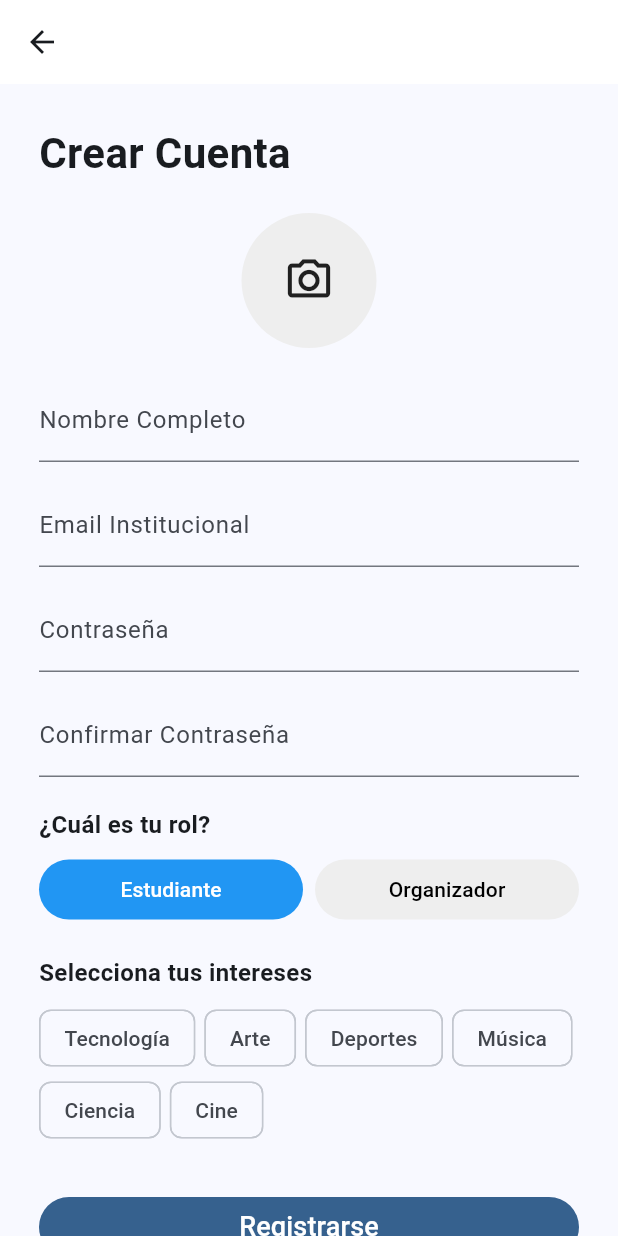
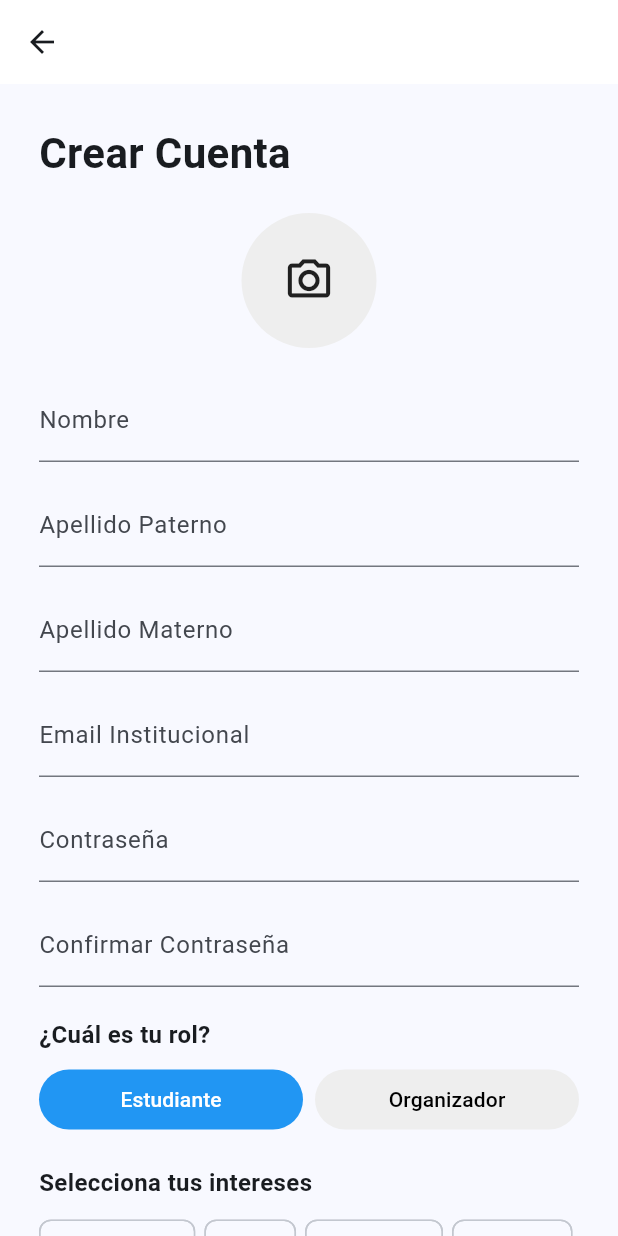
Before and after one commit to mxag11z/appmoviles, a Flutter app: the RegisterScreen screen opened by its route, on a phone screen of 412 x 824 dp. Run offline on Flutter 3.47's test engine with Material 3 defaults, Android fonts, the phone set to English and light mode, and no system bars; our stand-ins replace flutter_dotenv, flutter_riverpod, go_router, image_picker, supabase_flutter; accounts and stored records are empty; network calls fail.

Commit message:
Image picker implemented, modelos de datos agregados, servicio de register en auth y storage subir imagenes agregados

```diff
--- /dev/null
+++ b/appmoviles/lib/core/widgets/profile_image_picker.dart
@@ -0,0 +1,42 @@
+import 'dart:io';
+import 'package:flutter/material.dart';
+
+
+
+// Widget para seleccionar la imagen
+class ProfileImagePicker extends StatelessWidget {
+  final File? imageFile;
+  final VoidCallback onPickImage;
+  final double size;
+
+  const ProfileImagePicker({
+    super.key,
+    required this.imageFile,
+    required this.onPickImage,
+    this.size = 90,
+  });
+
+  @override
+  Widget build(BuildContext context) {
+    return GestureDetector(
+      onTap: onPickImage,
+      child: Container(
+        height: size,
+        width: size,
+        decoration: BoxDecoration(
+          borderRadius: BorderRadius.circular(size / 2),
+          color: Colors.grey.shade200,
+          image: imageFile != null
+              ? DecorationImage(
+                  image: FileImage(imageFile!),
+                  fit: BoxFit.cover,
+                )
+              : null,
+        ),
+        child: imageFile == null
+            ? const Icon(Icons.camera_alt_outlined, size: 34)
+            : null,
+      ),
+    );
+  }
+}
--- /dev/null
+++ b/appmoviles/lib/data/models/usuario_model.dart
@@ -0,0 +1,49 @@
+class Usuario {
+  final String idUsuario;
+  final String nombre;
+  final String apellidoPaterno;
+  final String apellidoMaterno;
+  final String email;
+  final int rol;
+  final List<String> intereses;
+  final String? foto;
+
+  Usuario({
+    required this.idUsuario,
+    required this.nombre,
+    required this.apellidoPaterno,
+    required this.apellidoMaterno,
+    required this.email,
+    required this.rol,
+    required this.intereses,
+    this.foto,
+  });
+
+  /// map---> modelo
+  factory Usuario.fromMap(Map<String, dynamic> map) {
+    return Usuario(
+      idUsuario: map['id_usuario'],
+      nombre: map['nombre'],
+      apellidoPaterno: map['apellidoPaterno'],
+      apellidoMaterno: map['apellidoMaterno'],
+      email: map['email'],
+      rol: map['rolFK'],
+      intereses: List<String>.from(map['intereses'] ?? []),
+      foto: map['foto'],
+    );
+  }
+
+  /// modelo ---> mapa (para inserts o updates)
+  Map<String, dynamic> toMap() {
+    return {
+      'id_usuario': idUsuario,
+      'nombre': nombre,
+      'apellidoPaterno':apellidoPaterno,
+      'apellidoMaterno':apellidoMaterno,
+      'email': email,
+      'rolFK': rol,
+      'intereses': intereses,
+      'foto': foto,
+    };
+  }
+}
--- a/appmoviles/lib/features/auth/screens/register.dart
+++ b/appmoviles/lib/features/auth/screens/register.dart
@@ -1,5 +1,10 @@
 import 'package:flutter/material.dart';
 import 'package:go_router/go_router.dart';
+import 'package:appmoviles/services/auth_service.dart';
+import 'package:appmoviles/services/storage_service.dart';
+import 'package:appmoviles/services/user_service.dart';
+import 'package:appmoviles/core/widgets/profile_image_picker.dart';
+import 'dart:io';
 
 class RegisterScreen extends StatefulWidget {
   const RegisterScreen({super.key});
@@ -10,17 +15,28 @@ class RegisterScreen extends StatefulWidget {
 
 class _RegisterScreenState extends State<RegisterScreen> {
   final nameCtrl = TextEditingController();
+  final apellidoPaternoCtrl = TextEditingController();
+  final apellidoMaternoCtrl = TextEditingController();
   final emailCtrl = TextEditingController();
   final passCtrl = TextEditingController();
   final confirmCtrl = TextEditingController();
 
-  String selectedRole = "estudiante";
+  File? selectedImage;
+  final storageService = StorageService();
+  final userService = UserService();
+  final authService = AuthService();
+
+  int selectedRole = 1;
   List<String> selectedInterests = [];
   final ipnRegex = RegExp(r'^[a-zA-Z0-9._%+-]+@alumno\.ipn\.mx$');
 
   List<String> intereses = [
-    "Tecnología", "Arte", "Deportes",
-    "Música", "Ciencia", "Cine"
+    "Tecnología",
+    "Arte",
+    "Deportes",
+    "Música",
+    "Ciencia",
+    "Cine",
   ];
 
   @override
@@ -29,34 +45,41 @@ class _RegisterScreenState extends State<RegisterScreen> {
     bool passwordMismatch = passCtrl.text != confirmCtrl.text;
 
     return Scaffold(
+      //pantalla completa scaffold
       appBar: AppBar(
+        //barra superior
         backgroundColor: Colors.white,
         elevation: 0,
         leading: IconButton(
+          //lo que va a la izquierda
           icon: const Icon(Icons.arrow_back), //regresar al login
           onPressed: () => context.go("/login"),
         ),
       ),
 
+      //para el body del scaffold usamos una singleScrollview para poder
+      //deslizar el contenido
       body: SingleChildScrollView(
         padding: const EdgeInsets.all(26),
         child: Column(
           crossAxisAlignment: CrossAxisAlignment.start,
           children: [
-            const Text("Crear Cuenta",
-                style: TextStyle(fontSize: 28, fontWeight: FontWeight.bold)),
+            const Text(
+              "Crear Cuenta",
+              style: TextStyle(fontSize: 28, fontWeight: FontWeight.bold),
+            ),
 
             const SizedBox(height: 20),
 
             Center(
-              child: Container(
-                height: 90,
-                width: 90,
-                decoration: BoxDecoration(
-                  borderRadius: BorderRadius.circular(50),
-                  color: Colors.grey.shade200,
-                ),
-                child: const Icon(Icons.camera_alt_outlined, size: 34),
+              child: ProfileImagePicker(
+                imageFile: selectedImage,
+                onPickImage: () async {
+                  final img = await storageService.pickImage();
+                  if (img != null) {
+                    setState(() => selectedImage = img);
+                  }
+                },
               ),
             ),
 
@@ -64,13 +87,21 @@ class _RegisterScreenState extends State<RegisterScreen> {
 
             TextField(
               controller: nameCtrl,
-              decoration: const InputDecoration(
-                labelText: "Nombre Completo",
-              ),
+              decoration: const InputDecoration(labelText: "Nombre"),
             ),
 
             const SizedBox(height: 14),
 
+            TextField(
+              controller: apellidoPaternoCtrl,
+              decoration: const InputDecoration(labelText: "Apellido Paterno"),
+            ),
+            const SizedBox(height: 14),
+            TextField(
+              controller: apellidoMaternoCtrl,
+              decoration: const InputDecoration(labelText: "Apellido Materno"),
+            ),
+            const SizedBox(height: 14),
             TextField(
               controller: emailCtrl,
               decoration: const InputDecoration(
@@ -83,10 +114,10 @@ class _RegisterScreenState extends State<RegisterScreen> {
             TextField(
               controller: passCtrl,
               obscureText: true,
-              decoration: const InputDecoration(
-                labelText: "Contraseña",
-              ),
-              onChanged: (_) => setState(() {}),
+              decoration: const InputDecoration(labelText: "Contraseña"),
+              onChanged: (_) => setState(
+                () {},
+              ), //para reconstruir el UI en cada cambio de tecla
             ),
 
             const SizedBox(height: 14),
@@ -96,14 +127,18 @@ class _RegisterScreenState extends State<RegisterScreen> {
               obscureText: true,
               decoration: InputDecoration(
                 labelText: "Confirmar Contraseña",
-                errorText: passwordMismatch ? "Las contraseñas no coinciden." : null,
+                errorText: passwordMismatch
+                    ? "Las contraseñas no coinciden."
+                    : null,
               ),
               onChanged: (_) => setState(() {}),
             ),
 
             const SizedBox(height: 20),
-            const Text("¿Cuál es tu rol?",
-                style: TextStyle(fontSize: 16, fontWeight: FontWeight.bold)),
+            const Text(
+              "¿Cuál es tu rol?",
+              style: TextStyle(fontSize: 16, fontWeight: FontWeight.bold),
+            ),
 
             const SizedBox(height: 8),
 
@@ -112,15 +147,15 @@ class _RegisterScreenState extends State<RegisterScreen> {
                 Expanded(
                   child: FilledButton(
                     style: FilledButton.styleFrom(
-                      backgroundColor: selectedRole == "estudiante"
+                      backgroundColor: selectedRole == 1
                           ? Colors.blue
                           : Colors.grey.shade200,
-                      foregroundColor: selectedRole == "estudiante"
+                      foregroundColor: selectedRole == 1
                           ? Colors.white
                           : Colors.black,
                     ),
                     onPressed: () {
-                      setState(() => selectedRole = "estudiante");
+                      setState(() => selectedRole = 1);
                     },
                     child: const Text("Estudiante"),
                   ),
@@ -129,15 +164,15 @@ class _RegisterScreenState extends State<RegisterScreen> {
                 Expanded(
                   child: FilledButton(
                     style: FilledButton.styleFrom(
-                      backgroundColor: selectedRole == "organizador"
+                      backgroundColor: selectedRole == 2
                           ? Colors.blue
                           : Colors.grey.shade200,
-                      foregroundColor: selectedRole == "organizador"
+                      foregroundColor: selectedRole == 2
                           ? Colors.white
                           : Colors.black,
                     ),
                     onPressed: () {
-                      setState(() => selectedRole = "organizador");
+                      setState(() => selectedRole = 2);
                     },
                     child: const Text("Organizador"),
                   ),
@@ -146,8 +181,10 @@ class _RegisterScreenState extends State<RegisterScreen> {
             ),
 
             const SizedBox(height: 20),
-            const Text("Selecciona tus intereses",
-                style: TextStyle(fontSize: 16, fontWeight: FontWeight.bold)),
+            const Text(
+              "Selecciona tus intereses",
+              style: TextStyle(fontSize: 16, fontWeight: FontWeight.bold),
+            ),
 
             const SizedBox(height: 8),
 
@@ -177,7 +214,7 @@ class _RegisterScreenState extends State<RegisterScreen> {
             SizedBox(
               width: double.infinity,
               child: FilledButton(
-                onPressed: () {
+                onPressed: () async {
                   if (!ipnRegex.hasMatch(emailCtrl.text.trim())) {
                     ScaffoldMessenger.of(context).showSnackBar(
                       const SnackBar(
@@ -196,10 +233,39 @@ class _RegisterScreenState extends State<RegisterScreen> {
                     return;
                   }
 
-                  // TODO: registrarse en Supabase
+                  final auth = AuthService(); //mandamos llamar al servicio
 
+                  final error = await authService.registerUser(
+                    nombre: nameCtrl.text.trim(),
+                    apellidoPaterno: apellidoPaternoCtrl.text.trim(),
+                    apellidoMaterno: apellidoMaternoCtrl.text.trim(),
+                    email: emailCtrl.text.trim(),
+                    password: passCtrl.text.trim(),
+                    rol: selectedRole, // id rol en tabla roles
+                    intereses: selectedRole == 1 ? selectedInterests : [],
+                    fotoFile: selectedImage, // se sube al bucket
+                  );
+
+                  if (error != null) {
+                    ScaffoldMessenger.of(
+                      context,
+                    ).showSnackBar(SnackBar(content: Text("Error: $error")));
+                    return;
+                  }
+
+                  // Si todo salió bien
+                  ScaffoldMessenger.of(context).showSnackBar(
+                    const SnackBar(content: Text("Registro exitoso")),
+                  );
+
+                  // Redirigir al login
+                  context.go('/login');
                 },
-                child: const Text("Registrarse", style: TextStyle(fontSize: 18)),
+
+                child: const Text(
+                  "Registrarse",
+                  style: TextStyle(fontSize: 18),
+                ),
               ),
             ),
 
@@ -210,7 +276,7 @@ class _RegisterScreenState extends State<RegisterScreen> {
                 textAlign: TextAlign.center,
                 style: TextStyle(color: Colors.grey.shade600),
               ),
-            )
+            ),
           ],
         ),
       ),
--- /dev/null
+++ b/appmoviles/lib/services/user_service.dart
@@ -0,0 +1,15 @@
+import 'package:supabase_flutter/supabase_flutter.dart';
+
+class UserService {
+  final supabase = Supabase.instance.client;
+
+
+  //Metodo para actualizar la foto de perfil la str
+  Future updateFotoPerfil(String url) async {
+    final userId = supabase.auth.currentUser!.id; //null check operator
+    await supabase
+        .from("Usuario")
+        .update({"foto": url})
+        .eq("id_usuario", userId);
+  }
+}
--- a/appmoviles/pubspec.yaml
+++ b/appmoviles/pubspec.yaml
@@ -12,6 +12,7 @@ dependencies:
     sdk: flutter
 
   cupertino_icons: ^1.0.8
+  image_picker: ^1.1.2
 
   # --- DEPENDENCIAS PRINCIPALES DEL PROYECTO ---
   supabase_flutter: ^2.10.3
```
Also changed, not shown: appmoviles/lib/data/models/evento_model.dart (added, +55 -0 lines), appmoviles/lib/data/models/notificacion_model.dart (added, +39 -0 lines), appmoviles/lib/data/models/organizer_model.dart (added, +11 -0 lines), appmoviles/lib/data/models/student_model.dart (added, +22 -0 lines), appmoviles/lib/services/auth_service.dart (added, +82 -0 lines), appmoviles/lib/services/storage_service.dart (added, +42 -0 lines), appmoviles/pubspec.lock, 5 other files.
